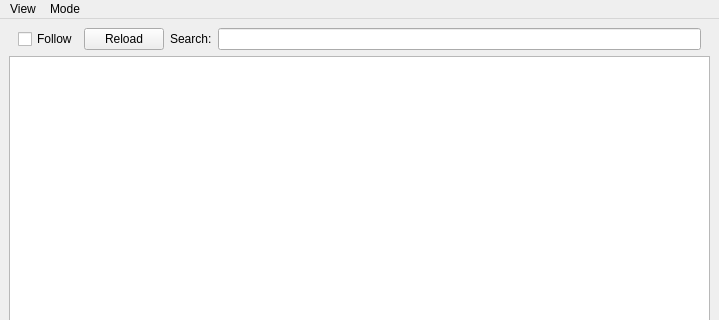
The window that qtail_ui.ui (kg4ydw/noacli) describes before a commit, drawn with Qt 5; both pictures show x 0 to 719 and y 0 to 320 of the 719 by 507 pixel window.
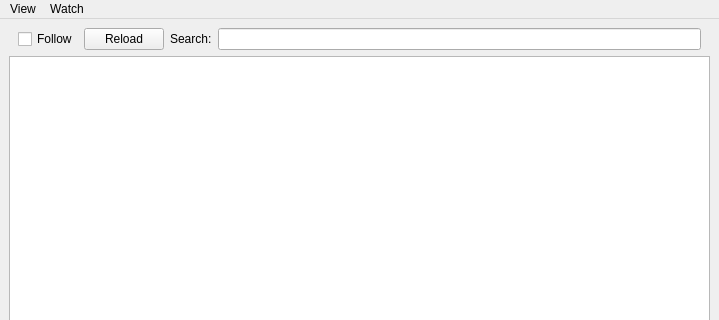
The same window after the commit. Custom widgets are drawn as their Qt base class.

Patch:
```diff
--- a/qtail_ui.ui
+++ b/qtail_ui.ui
@@ -112,7 +112,7 @@
    </widget>
    <widget class="QMenu" name="menuMode">
     <property name="title">
-     <string>Mode</string>
+     <string>Watch</string>
     </property>
     <addaction name="actionWatch"/>
     <addaction name="actionAutorefresh"/>
```
Left out of the diff: 24 changed lines with no effect on the pictures.
